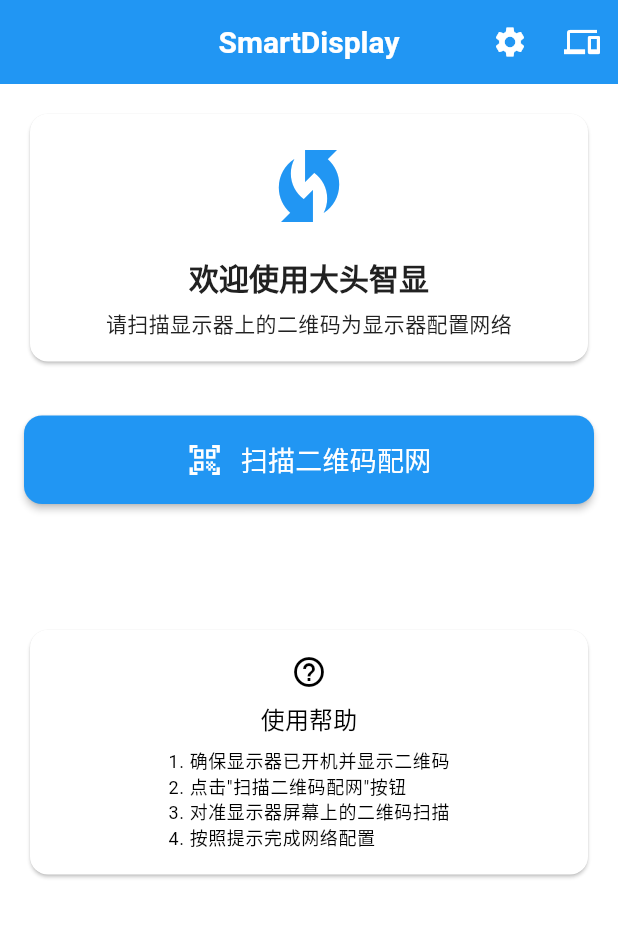
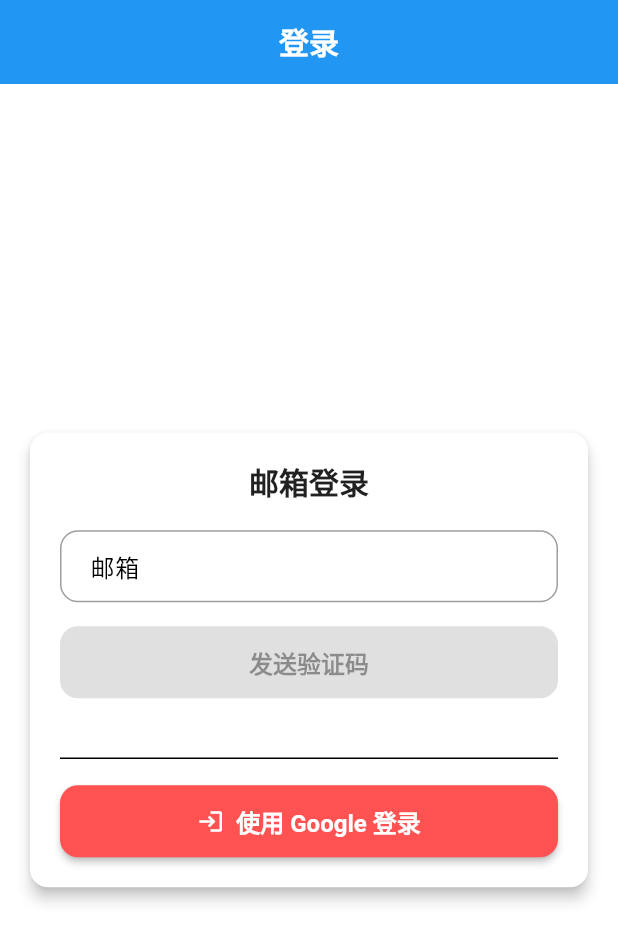
Before and after one commit to sihai-org/SmartDisplayMobile, a Flutter app: the screen it shows after launch, on a phone screen of 412 x 824 dp. Shown: the top 942 px of the screen. Run offline on Flutter 3.47's test engine with Material 3 defaults, Android fonts, the phone set to English and light mode, and no system bars; our stand-ins replace equatable, flutter_riverpod, flutter_secure_storage, fluttertoast, freezed_annotation, go_router and 3 more; missing offline and left inert: cryptography, flutter_reactive_ble, mobile_scanner; accounts and stored records are empty.

Commit message:
wip 登录

```diff
--- a/lib/core/router/app_router.dart
+++ b/lib/core/router/app_router.dart
@@ -1,7 +1,8 @@
 import 'package:flutter/material.dart';
 import 'package:go_router/go_router.dart';
 import '../../presentation/pages/splash_page.dart';
-import '../../presentation/pages/home_page.dart';
+import '../../presentation/pages/login_page.dart';
+import '../../presentation/pages/main_page.dart';
 import '../../presentation/pages/qr_scanner_page.dart';
 import '../../presentation/pages/device_connection_page.dart';
 import '../../presentation/pages/wifi_selection_page.dart';
@@ -12,6 +13,7 @@ import '../../presentation/pages/settings_page.dart';
 /// App routes
 class AppRoutes {
   static const String splash = '/';
+  static const String login = '/login';
   static const String home = '/home';
   static const String qrScanner = '/qr-scanner';
   static const String deviceConnection = '/device-connection';
@@ -33,11 +35,18 @@ final GoRouter appRouter = GoRouter(
       builder: (context, state) => const SplashPage(),
     ),
 
-    // Home Page
+    // Login Page
+    GoRoute(
+      path: AppRoutes.login,
+      name: 'login',
+      builder: (context, state) => LoginPage(),
+    ),
+
+    // Device Detail Page
     GoRoute(
       path: AppRoutes.home,
       name: 'home',
-      builder: (context, state) => const HomePage(),
+      builder: (context, state) => const MainPage(),
     ),
 
     // QR Scanner Page
--- a/lib/presentation/pages/home_page.dart
+++ b/lib/presentation/pages/device_detail_page.dart
@@ -10,14 +10,14 @@ import '../../features/device_connection/models/ble_device_data.dart';
 import '../../features/device_connection/models/network_status.dart';
 import '../../features/qr_scanner/models/device_qr_data.dart';
 
-class HomePage extends ConsumerStatefulWidget {
-  const HomePage({super.key});
+class DeviceDetailPage extends ConsumerStatefulWidget {
+  const DeviceDetailPage({super.key});
 
   @override
-  ConsumerState<HomePage> createState() => _HomePageState();
+  ConsumerState<DeviceDetailPage> createState() => _DeviceDetailState();
 }
 
-class _HomePageState extends ConsumerState<HomePage> {
+class _DeviceDetailState extends ConsumerState<DeviceDetailPage> {
   bool _autoTried = false;
 
   @override
--- /dev/null
+++ b/lib/presentation/pages/login_page.dart
@@ -0,0 +1,286 @@
+import 'dart:async';
+import 'package:flutter/material.dart';
+import 'package:supabase_flutter/supabase_flutter.dart';
+import 'package:fluttertoast/fluttertoast.dart';
+import 'package:go_router/go_router.dart';
+
+import '../../core/router/app_router.dart';
+
+class LoginPage extends StatefulWidget {
+  @override
+  _LoginPageState createState() => _LoginPageState();
+}
+
+class _LoginPageState extends State<LoginPage> {
+  final _emailController = TextEditingController();
+  final _otpController = TextEditingController();
+  bool _otpSent = false;
+  String? _error;
+
+  int _secondsRemaining = 0;
+  Timer? _timer;
+
+  bool _isSendingOtp = false; // 发送验证码按钮 loading
+  bool _isLoading = false;    // 登录按钮 loading
+
+  @override
+  void dispose() {
+    _timer?.cancel();
+    _emailController.dispose();
+    _otpController.dispose();
+    super.dispose();
+  }
+
+  /// 简单邮箱合法性校验
+  bool get _isEmailValid {
+    final email = _emailController.text.trim();
+    final emailRegex = RegExp(r'^[^@]+@[^@]+\.[^@]+$');
+    return emailRegex.hasMatch(email);
+  }
+
+  /// 验证码合法性校验（6 位数字）
+  bool get _isOtpValid {
+    final otp = _otpController.text.trim();
+    if (otp.isEmpty) return false;
+    final otpRegex = RegExp(r'^\d{6}$');
+    return otpRegex.hasMatch(otp);
+  }
+
+  /// 启动倒计时
+  void _startCountdown() {
+    setState(() {
+      _secondsRemaining = 60;
+    });
+
+    _timer?.cancel();
+    _timer = Timer.periodic(const Duration(seconds: 1), (timer) {
+      if (_secondsRemaining > 1) {
+        setState(() {
+          _secondsRemaining--;
+        });
+      } else {
+        timer.cancel();
+        setState(() {
+          _secondsRemaining = 0;
+        });
+      }
+    });
+  }
+
+  /// 发送验证码
+  Future<void> _sendOtp() async {
+    FocusScope.of(context).unfocus(); // 收起键盘
+
+    if (_secondsRemaining > 0 || !_isEmailValid) return;
+
+    final email = _emailController.text.trim();
+
+    setState(() => _isSendingOtp = true);
+    Fluttertoast.showToast(msg: "正在发送验证码...");
+
+    try {
+      await Supabase.instance.client.auth.signInWithOtp(email: email);
+
+      Fluttertoast.showToast(msg: "验证码已发送到 $email");
+
+      setState(() {
+        _otpSent = true;
+        _error = null;
+      });
+
+      _startCountdown();
+    } catch (e) {
+      Fluttertoast.showToast(msg: "发送失败: $e");
+      setState(() => _error = e.toString());
+    } finally {
+      setState(() => _isSendingOtp = false);
+    }
+  }
+
+  /// 验证验证码（登录）
+  Future<void> _verifyOtp() async {
+    FocusScope.of(context).unfocus(); // 收起键盘
+
+    final email = _emailController.text.trim();
+    final otp = _otpController.text.trim();
+
+    setState(() => _isLoading = true);
+    Fluttertoast.showToast(msg: "正在登录，请稍候...");
+
+    try {
+      final response = await Supabase.instance.client.auth.verifyOTP(
+        type: OtpType.email,
+        email: email,
+        token: otp,
+      );
+
+      if (response.session != null) {
+        Fluttertoast.showToast(msg: "登录成功");
+        context.go(AppRoutes.home);
+      } else {
+        Fluttertoast.showToast(msg: "验证码无效，请重试");
+      }
+    } catch (e) {
+      setState(() => _error = e.toString());
+      Fluttertoast.showToast(msg: "登录失败: $e");
+    } finally {
+      setState(() => _isLoading = false);
+    }
+  }
+
+  /// Google 登录占位
+  Future<void> _signInWithGoogle() async {
+    Fluttertoast.showToast(msg: "Google 登录入口（暂未实现）");
+  }
+
+  @override
+  Widget build(BuildContext context) {
+    final isCountingDown = _secondsRemaining > 0;
+
+    return Scaffold(
+      appBar: AppBar(title: const Text('登录')),
+      body: GestureDetector(
+        onTap: () => FocusScope.of(context).unfocus(), // 点击空白收起键盘
+        behavior: HitTestBehavior.translucent,
+        child: Center(
+          child: SingleChildScrollView(
+            padding: const EdgeInsets.all(16.0),
+            child: Card(
+              elevation: 4,
+              shape: RoundedRectangleBorder(
+                borderRadius: BorderRadius.circular(12),
+              ),
+              child: Padding(
+                padding: const EdgeInsets.all(20.0),
+                child: Column(
+                  crossAxisAlignment: CrossAxisAlignment.stretch,
+                  children: [
+                    Text("邮箱登录",
+                        style: Theme.of(context).textTheme.titleLarge,
+                        textAlign: TextAlign.center),
+                    const SizedBox(height: 20),
+
+                    // 邮箱输入
+                    TextField(
+                      controller: _emailController,
+                      decoration: const InputDecoration(
+                        labelText: '邮箱',
+                        border: OutlineInputBorder(),
+                      ),
+                      keyboardType: TextInputType.emailAddress,
+                      onChanged: (_) => setState(() {}),
+                    ),
+                    if (!_isEmailValid && _emailController.text.isNotEmpty)
+                      const Padding(
+                        padding: EdgeInsets.only(top: 4.0),
+                        child: Text(
+                          '请输入正确的邮箱地址',
+                          style: TextStyle(color: Colors.red, fontSize: 12),
+                        ),
+                      ),
+
+                    const SizedBox(height: 16),
+
+                    // 验证码输入框（发送后显示）
+                    if (_otpSent) ...[
+                      TextField(
+                        controller: _otpController,
+                        decoration: const InputDecoration(
+                          labelText: '验证码',
+                          border: OutlineInputBorder(),
+                        ),
+                        keyboardType: TextInputType.number,
+                        onChanged: (_) => setState(() {}),
+                      ),
+                      if (!_isOtpValid && _otpController.text.isNotEmpty)
+                        const Padding(
+                          padding: EdgeInsets.only(top: 4.0),
+                          child: Text(
+                            '验证码必须是6位数字',
+                            style: TextStyle(color: Colors.red, fontSize: 12),
+                          ),
+                        ),
+                      const SizedBox(height: 16),
+                    ],
+
+                    if (_error != null)
+                      Padding(
+                        padding: const EdgeInsets.only(bottom: 12.0),
+                        child: Text(_error!,
+                            style: const TextStyle(color: Colors.red)),
+                      ),
+
+                    // 发送验证码按钮
+                    ElevatedButton(
+                      onPressed: (!_isEmailValid || isCountingDown || _isSendingOtp)
+                          ? null
+                          : _sendOtp,
+                      style: ElevatedButton.styleFrom(
+                        minimumSize: const Size(double.infinity, 48),
+                      ),
+                      child: _isSendingOtp
+                          ? const SizedBox(
+                        width: 20,
+                        height: 20,
+                        child: CircularProgressIndicator(
+                          strokeWidth: 2,
+                          valueColor:
+                          AlwaysStoppedAnimation<Color>(Colors.white),
+                        ),
+                      )
+                          : Text(
+                        isCountingDown
+                            ? '重新发送 (${_secondsRemaining}s)'
+                            : '发送验证码',
+                      ),
+                    ),
+
+                    const SizedBox(height: 12),
+
+                    // 登录按钮（发送过验证码才显示）
+                    if (_otpSent)
+                      ElevatedButton(
+                        onPressed: (!_isEmailValid || !_isOtpValid || _isLoading)
+                            ? null
+                            : _verifyOtp,
+                        style: ElevatedButton.styleFrom(
+                          minimumSize: const Size(double.infinity, 48),
+                        ),
+                        child: _isLoading
+                            ? const SizedBox(
+                          width: 20,
+                          height: 20,
+                          child: CircularProgressIndicator(
+                            strokeWidth: 2,
+                            valueColor:
+                            AlwaysStoppedAnimation<Color>(Colors.white),
+                          ),
+                        )
+                            : const Text('登录'),
+                      ),
+
+                    const SizedBox(height: 20),
+                    const Divider(),
+                    const SizedBox(height: 10),
+
+                    // Google 登录按钮
+                    ElevatedButton.icon(
+                      onPressed: _signInWithGoogle,
+                      icon: const Icon(Icons.login),
+                      label: const Text('使用 Google 登录'),
+                      style: ElevatedButton.styleFrom(
+                        backgroundColor: Colors.redAccent,
+                        foregroundColor: Colors.white,
+                        minimumSize: const Size(double.infinity, 48),
+                      ),
+                    ),
+                  ],
+                ),
+              ),
+            ),
+          ),
+        ),
+      ),
+    );
+  }
+}
--- a/pubspec.yaml
+++ b/pubspec.yaml
@@ -30,6 +30,10 @@ environment:
 dependencies:
   flutter:
     sdk: flutter
+
+  supabase_flutter: ^2.0.0
+
+  fluttertoast: ^8.2.4
 
   # Core dependencies
   cupertino_icons: ^1.0.2
```
Also changed, not shown: lib/main.dart (+7 -1 lines), lib/presentation/pages/device_management_page.dart (+95 -25 lines), lib/presentation/pages/main_page.dart (added, +47 -0 lines), lib/presentation/pages/profile_page.dart (added, +38 -0 lines), lib/presentation/pages/splash_page.dart (+22 -4 lines), pubspec.lock, 5 other files.
